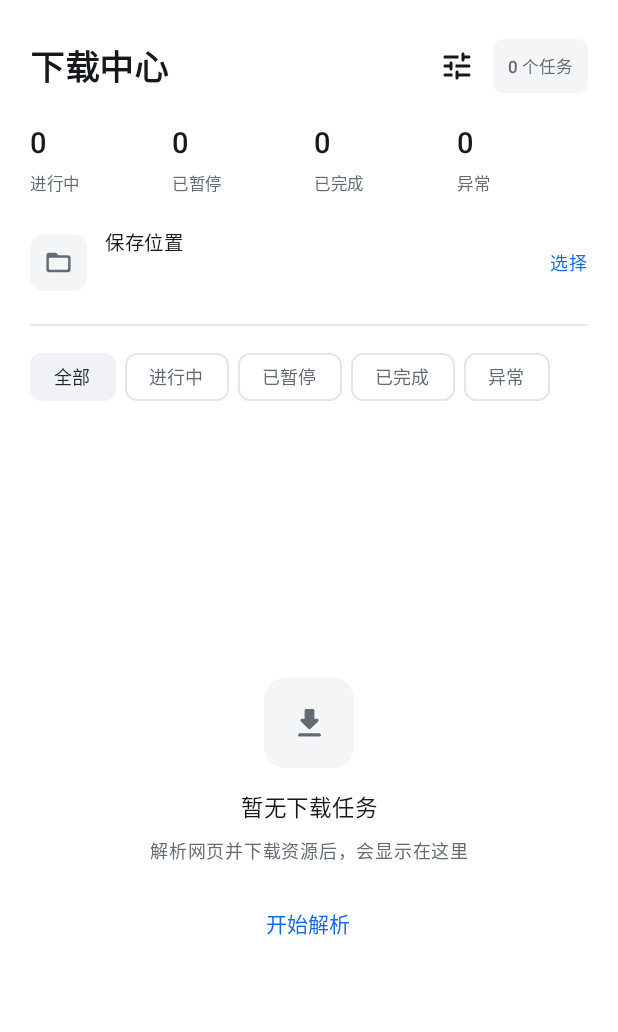
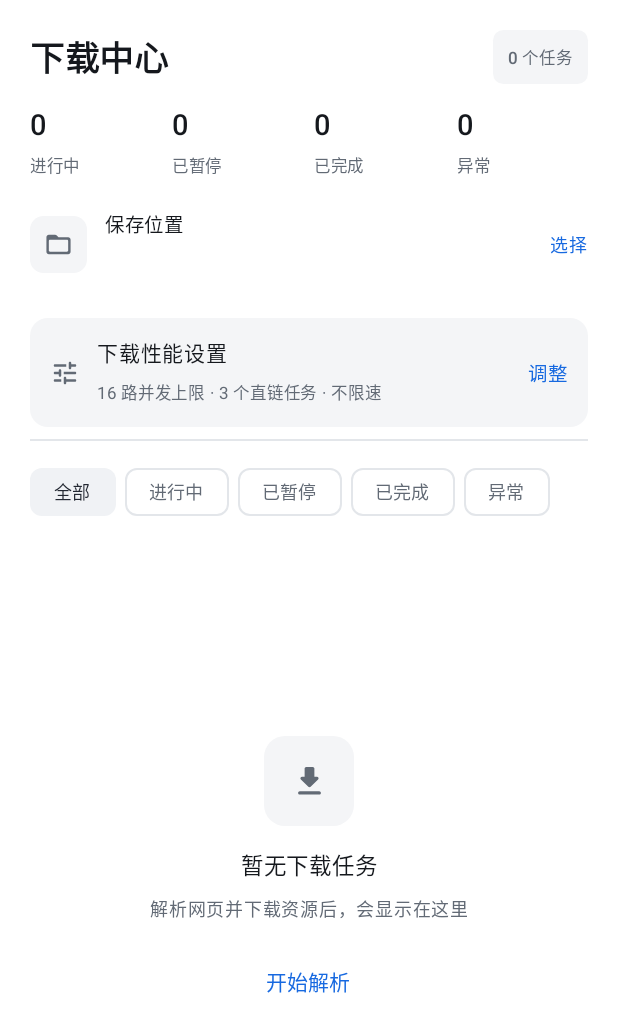
Before and after one commit to sxsbsxs/file-sniffing, an Android app built with Jetpack Compose: the composable DownloadsScreen called with empty values, on a phone screen of 412 x 824 dp. Shown: the top 1032 px of the screen. Run offline under Robolectric (Android 15) with nearby library versions, the phone set to English and light mode, and no system bars; our stand-ins replace Dagger/Hilt's generated code; pictures from the network do not load; 3 statements that could not run were skipped.

Commit message:
Tune download concurrency, idle extractor updates and monotonic progress

```diff
--- a/app/build.gradle.kts
+++ b/app/build.gradle.kts
@@ -15,8 +15,8 @@ android {
         applicationId = "com.sxsbsxs.filesniffing"
         minSdk = 26
         targetSdk = 35
-        versionCode = 38
-        versionName = "0.9.20"
+        versionCode = 39
+        versionName = "0.9.21"
         externalNativeBuild {
             cmake {
                 cppFlags += "-std=c++17"
--- a/app/src/main/java/com/sxsbsxs/filesniffing/MainActivity.kt
+++ b/app/src/main/java/com/sxsbsxs/filesniffing/MainActivity.kt
@@ -1087,9 +1087,6 @@ private fun DownloadsScreen(
                 fontWeight = FontWeight.SemiBold
             )
             Spacer(Modifier.weight(1f))
-            IconButton(onClick = { showDownloadSettings = true }) {
-                Icon(Icons.Rounded.Tune, contentDescription = "下载设置")
-            }
             Surface(
                 color = MaterialTheme.colorScheme.surfaceVariant,
                 shape = RoundedCornerShape(7.dp)
@@ -1133,6 +1130,51 @@ private fun DownloadsScreen(
             }
         }
         FolderPickerCard(folderLabel, hasFolder, onChooseFolder)
+        Spacer(Modifier.height(8.dp))
+        Surface(
+            modifier = Modifier
+                .fillMaxWidth()
+                .clickable { showDownloadSettings = true },
+            color = MaterialTheme.colorScheme.surfaceVariant,
+            shape = RoundedCornerShape(12.dp)
+        ) {
+            Row(
+                modifier = Modifier.padding(horizontal = 13.dp, vertical = 11.dp),
+                verticalAlignment = Alignment.CenterVertically
+            ) {
+                Icon(
+                    Icons.Rounded.Tune,
+                    contentDescription = null,
+                    tint = MaterialTheme.colorScheme.onSurfaceVariant,
+                    modifier = Modifier.size(20.dp)
+                )
+                Spacer(Modifier.width(11.dp))
+                Column(
+                    modifier = Modifier.weight(1f),
+                    verticalArrangement = Arrangement.spacedBy(2.dp)
+                ) {
+                    Text(
+                        "下载性能设置",
+                        color = MaterialTheme.colorScheme.onSurface,
+                        fontSize = 14.sp,
+                        fontWeight = FontWeight.Medium
+                    )
+                    Text(
+                        "${connectionsDraft} 路并发上限 · ${parallelDraft} 个直链任务 · " +
+                            if (speedLimitDraft == 0) "不限速" else "${speedLimitDraft} MB/s",
+                        color = MaterialTheme.colorScheme.onSurfaceVariant,
+                        fontSize = 11.sp
+                    )
+                }
+                Text(
+                    "调整",
+                    color = MaterialTheme.colorScheme.primary,
+                    fontSize = 13.sp,
+                    fontWeight = FontWeight.Medium
+                )
+            }
+        }
+        Spacer(Modifier.height(8.dp))
         Box(
             Modifier
                 .fillMaxWidth()
@@ -1351,12 +1393,12 @@ private fun DownloadsScreen(
                     modifier = Modifier.verticalScroll(rememberScrollState()),
                     verticalArrangement = Arrangement.spacedBy(8.dp)
                 ) {
-                    Text("直链分段连接上限：$connectionsDraft", fontWeight = FontWeight.Medium)
+                    Text("连接并发上限：$connectionsDraft", fontWeight = FontWeight.Medium)
                     Row(
                         modifier = Modifier.horizontalScroll(rememberScrollState()),
                         horizontalArrangement = Arrangement.spacedBy(6.dp)
                     ) {
-                        listOf(1, 2, 4, 8, 16, 32, 64, 128, 256, 512).forEach { count ->
+                        listOf(1, 2, 4, 8, 16, 32).forEach { count ->
                             FilterChip(
                                 selected = connectionsDraft == count,
                                 onClick = { connectionsDraft = count },
@@ -1364,7 +1406,7 @@ private fun DownloadsScreen(
                             )
                         }
                     }
-                    Text("同时下载任务：$parallelDraft", fontWeight = FontWeight.Medium)
+                    Text("直链同时下载任务：$parallelDraft", fontWeight = FontWeight.Medium)
                     Slider(
                         value = parallelDraft.toFloat(),
                         onValueChange = { parallelDraft = it.toInt().coerceIn(1, 4) },
@@ -1385,7 +1427,7 @@ private fun DownloadsScreen(
                         }
                     }
                     Text(
-                        "直链支持 1–512 个分段连接；大文件约每 4 MiB 分一段，小文件自动减少。服务器不支持 Range 时会退回单连接。HLS/DASH 分片并发另行限制为最多 32。速度上限由所有下载任务共享。",
+                        "连接并发会应用于支持 Range 的直链分段，以及 HLS/DASH 分片（yt-dlp 和 Media3）。普通单文件视频没有分片时不能强行多线程；服务器关闭 Range 时直链会退回单连接。直链同时任务数只控制 OkDownload 直链引擎。限速会传入 yt-dlp，直链和 Media3 则共用限速器。",
                         color = MaterialTheme.colorScheme.onSurfaceVariant,
                         fontSize = 12.sp
                     )
--- a/app/src/main/java/com/sxsbsxs/filesniffing/data/preferences/AppPreferences.kt
+++ b/app/src/main/java/com/sxsbsxs/filesniffing/data/preferences/AppPreferences.kt
@@ -18,7 +18,7 @@ private val Context.fileSniffingDataStore: DataStore<Preferences> by preferences
 )
 
 data class DownloadTuning(
-    val connectionsPerTask: Int = 64,
+    val connectionsPerTask: Int = 16,
     val parallelDownloads: Int = 3,
     val speedLimitMegabytesPerSecond: Int = 0
 ) {
@@ -43,7 +43,7 @@ class AppPreferences @Inject constructor(
     val downloadTuning: Flow<DownloadTuning>
         get() = context.fileSniffingDataStore.data.map { preferences ->
             DownloadTuning(
-                connectionsPerTask = (preferences[connectionsPerTaskKey] ?: 64).coerceIn(1, 512),
+                connectionsPerTask = (preferences[connectionsPerTaskKey] ?: 16).coerceIn(1, 32),
                 parallelDownloads = (preferences[parallelDownloadsKey] ?: 3).coerceIn(1, 4),
                 speedLimitMegabytesPerSecond = (preferences[speedLimitKey] ?: 0)
                     .takeIf { it in SPEED_LIMIT_OPTIONS } ?: 0
@@ -52,7 +52,7 @@ class AppPreferences @Inject constructor(
 
     suspend fun updateDownloadTuning(tuning: DownloadTuning) {
         context.fileSniffingDataStore.edit { preferences ->
-            preferences[connectionsPerTaskKey] = tuning.connectionsPerTask.coerceIn(1, 512)
+            preferences[connectionsPerTaskKey] = tuning.connectionsPerTask.coerceIn(1, 32)
             preferences[parallelDownloadsKey] = tuning.parallelDownloads.coerceIn(1, 4)
             preferences[speedLimitKey] = tuning.speedLimitMegabytesPerSecond
                 .takeIf { it in SPEED_LIMIT_OPTIONS } ?: 0
```
Also changed, not shown: app/src/main/java/com/sxsbsxs/filesniffing/DownloadProgressPolicy.kt (added, +14 -0 lines), app/src/main/java/com/sxsbsxs/filesniffing/PersistentDownloadWorker.kt (+31 -10 lines), app/src/main/java/com/sxsbsxs/filesniffing/data/extractor/YtDlpRuntime.kt (+52 -8 lines), app/src/main/java/com/sxsbsxs/filesniffing/data/network/OkDownloadTransferEngine.kt (+27 -15 lines), app/src/main/java/com/sxsbsxs/filesniffing/data/network/SizeAwareDownloadStrategy.kt (+13 -18 lines), 3 other files.
